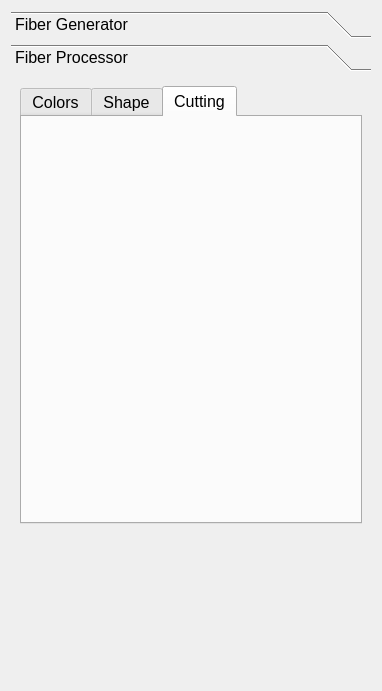
First picture: the form in Modules/Bundles/org.mitk.gui.qt.diffusionimaging/src/internal/QmitkFiberBundleDeveloperViewControls.ui, repository MITK/MITK, before the edit.
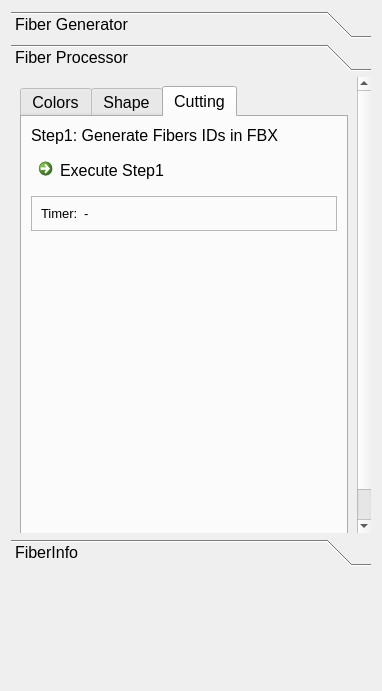
Second picture: the form after the edit. The open tabs and pages were chosen to show the change.

```diff
--- a/Modules/Bundles/org.mitk.gui.qt.diffusionimaging/src/internal/QmitkFiberBundleDeveloperViewControls.ui
+++ b/Modules/Bundles/org.mitk.gui.qt.diffusionimaging/src/internal/QmitkFiberBundleDeveloperViewControls.ui
@@ -444,7 +444,7 @@
        <string>Fiber Processor</string>
       </attribute>
       <layout class="QGridLayout" name="gridLayout_9">
-       <item row="0" column="0">
+       <item row="0" column="1">
         <widget class="QTabWidget" name="tabWidget">
          <property name="currentIndex">
           <number>2</number>
@@ -631,11 +631,144 @@
           <attribute name="title">
            <string>Cutting</string>
           </attribute>
+          <layout class="QGridLayout" name="gridLayout_15">
+           <item row="0" column="0">
+            <widget class="QLabel" name="label">
+             <property name="text">
+              <string>Step1: Generate Fibers IDs in FBX</string>
+             </property>
+            </widget>
+           </item>
+           <item row="5" column="0">
+            <spacer name="verticalSpacer_8">
+             <property name="orientation">
+              <enum>Qt::Vertical</enum>
+             </property>
+             <property name="sizeHint" stdset="0">
+              <size>
+               <width>20</width>
+               <height>40</height>
+              </size>
+             </property>
+            </spacer>
+           </item>
+           <item row="2" column="0">
+            <widget class="QFrame" name="frame_2">
+             <property name="frameShape">
+              <enum>QFrame::StyledPanel</enum>
+             </property>
+             <property name="frameShadow">
+              <enum>QFrame::Raised</enum>
+             </property>
+             <layout class="QFormLayout" name="formLayout_2">
+              <property name="fieldGrowthPolicy">
+               <enum>QFormLayout::FieldsStayAtSizeHint</enum>
+              </property>
+              <item row="0" column="0">
+               <widget class="QLabel" name="labelTimerGenerateFiberIds">
+                <property name="font">
+                 <font>
+                  <pointsize>10</pointsize>
+                 </font>
+                </property>
+                <property name="text">
+                 <string>Timer:</string>
+                </property>
+               </widget>
+              </item>
+              <item row="0" column="1">
+               <widget class="QLabel" name="infoTimerGenerateFiberIds">
+                <property name="font">
+                 <font>
+                  <pointsize>10</pointsize>
+                 </font>
+                </property>
+                <property name="text">
+                 <string>-</string>
+                </property>
+               </widget>
+              </item>
+             </layout>
+            </widget>
+           </item>
+           <item row="1" column="0">
+            <widget class="QCommandLinkButton" name="buttonGenerateFiberIds">
+             <property name="text">
+              <string>Execute Step1</string>
+             </property>
+            </widget>
+           </item>
+          </layout>
          </widget>
         </widget>
        </item>
       </layout>
      </widget>
+     <widget class="QWidget" name="page_FiberInfo">
+      <property name="geometry">
+       <rect>
+        <x>0</x>
+        <y>0</y>
+        <width>358</width>
+        <height>230</height>
+       </rect>
+      </property>
+      <attribute name="label">
+       <string>FiberInfo</string>
+      </attribute>
+      <layout class="QGridLayout" name="gridLayout_14">
+       <item row="0" column="0">
+        <widget class="QGroupBox" name="groupBox_9">
+         <property name="title">
+          <string>General Information</string>
+         </property>
+         <layout class="QFormLayout" name="formLayout">
+          <item row="0" column="0">
+           <widget class="QLabel" name="labelAnalyseNumOfFibers">
+            <property name="text">
+             <string>Number of Fibers:</string>
+            </property>
+           </widget>
+          </item>
+          <item row="0" column="1">
+           <widget class="QLabel" name="infoAnalyseNumOfFibers">
+            <property name="text">
+             <string>-</string>
+            </property>
+           </widget>
+          </item>
+          <item row="1" column="0">
+           <widget class="QLabel" name="labelAnalyseNumOfPoints">
+            <property name="text">
+             <string>Number of Points:</string>
+            </property>
+           </widget>
+          </item>
+          <item row="1" column="1">
+           <widget class="QLabel" name="infoAnalyseNumOfPoints">
+            <property name="text">
+             <string>-</string>
+            </property>
+           </widget>
+          </item>
+         </layout>
+        </widget>
+       </item>
+       <item row="1" column="0">
+        <spacer name="verticalSpacer_7">
+         <property name="orientation">
+          <enum>Qt::Vertical</enum>
+         </property>
+         <property name="sizeHint" stdset="0">
+          <size>
+           <width>20</width>
+           <height>40</height>
+          </size>
+         </property>
+        </spacer>
+       </item>
+      </layout>
+     </widget>
     </widget>
    </item>
    <item>
```
Left out of the diff: 6 changed lines with no effect on the pictures.
